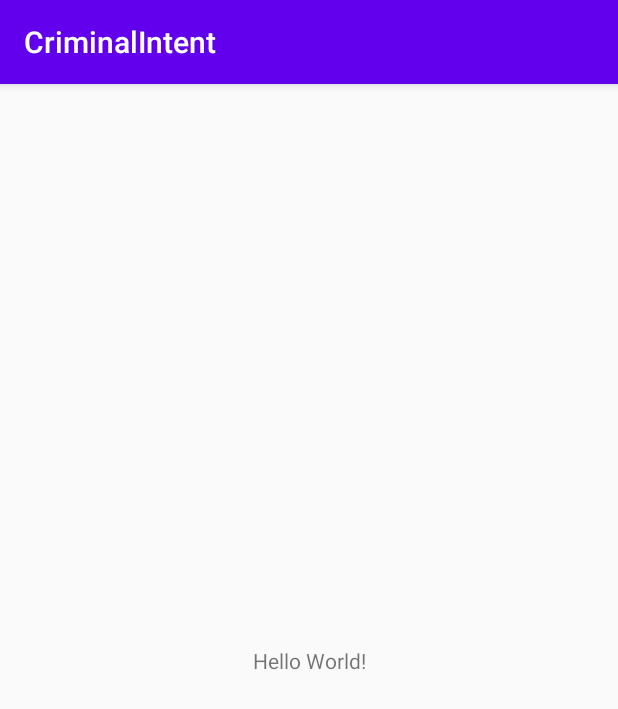
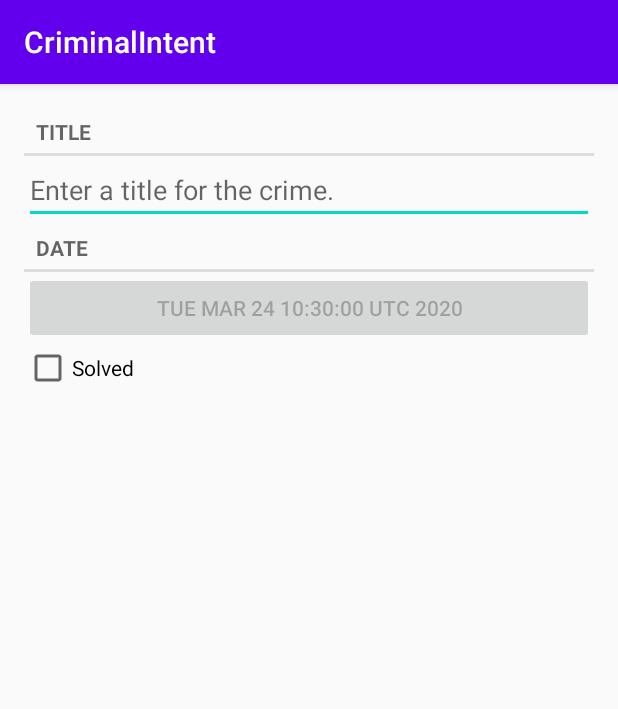
Before and after one commit to czegreanu/criminal-intent, an Android app: the screen it shows after launch (MainActivity before the commit, CrimeActivity after it), on a phone screen of 412 x 824 dp. Shown: the top 709 px of the screen. Run offline under Robolectric (Android 15) with nearby library versions, the phone set to English and light mode, and no system bars.

Commit message:
Chapter 7 implementation
Add details fragment

```diff
--- a/app/build.gradle
+++ b/app/build.gradle
@@ -1,6 +1,7 @@
 apply plugin: 'com.android.application'
 apply plugin: 'kotlin-android'
 apply plugin: 'kotlin-android-extensions'
+apply from: '../ktlint.gradle'
 
 android {
     compileSdkVersion 29
@@ -23,6 +24,15 @@ android {
         }
     }
 
+    compileOptions {
+        sourceCompatibility JavaVersion.VERSION_1_8
+        targetCompatibility JavaVersion.VERSION_1_8
+    }
+
+    kotlinOptions {
+        jvmTarget = JavaVersion.VERSION_1_8.toString()
+    }
+
 }
 
 dependencies {
@@ -31,7 +41,8 @@ dependencies {
     implementation 'androidx.appcompat:appcompat:1.1.0'
     implementation 'androidx.core:core-ktx:1.2.0'
     implementation 'androidx.constraintlayout:constraintlayout:1.1.3'
-    testImplementation 'junit:junit:4.12'
+    implementation 'androidx.fragment:fragment-ktx:1.2.3'
+    testImplementation 'junit:junit:4.13'
     androidTestImplementation 'androidx.test.ext:junit:1.1.1'
     androidTestImplementation 'androidx.test.espresso:espresso-core:3.2.0'
 }
--- a/app/src/main/AndroidManifest.xml
+++ b/app/src/main/AndroidManifest.xml
@@ -9,7 +9,7 @@
         android:roundIcon="@mipmap/ic_launcher_round"
         android:supportsRtl="true"
         android:theme="@style/AppTheme">
-        <activity android:name=".MainActivity">
+        <activity android:name=".CrimeActivity">
             <intent-filter>
                 <action android:name="android.intent.action.MAIN" />
 
--- /dev/null
+++ b/app/src/main/java/zegreanu/cristi/criminalintent/Crime.kt
@@ -0,0 +1,11 @@
+package zegreanu.cristi.criminalintent
+
+import java.util.Date
+import java.util.UUID
+
+class Crime {
+    var id: UUID = UUID.randomUUID()
+    var date: Date = Date()
+    lateinit var title: String
+    var solved: Boolean = false
+}
--- /dev/null
+++ b/app/src/main/java/zegreanu/cristi/criminalintent/CrimeActivity.kt
@@ -0,0 +1,17 @@
+package zegreanu.cristi.criminalintent
+
+import android.os.Bundle
+import androidx.appcompat.app.AppCompatActivity
+
+class CrimeActivity : AppCompatActivity() {
+
+    override fun onCreate(savedInstanceState: Bundle?) {
+        super.onCreate(savedInstanceState)
+        setContentView(R.layout.activity_crime)
+
+        if (supportFragmentManager.findFragmentById(R.id.fragment_container) == null)
+            supportFragmentManager.beginTransaction()
+                .add(R.id.fragment_container, CrimeFragment())
+                .commit()
+    }
+}
--- /dev/null
+++ b/app/src/main/java/zegreanu/cristi/criminalintent/CrimeFragment.kt
@@ -0,0 +1,49 @@
+package zegreanu.cristi.criminalintent
+
+import android.os.Bundle
+import android.view.LayoutInflater
+import android.view.View
+import android.view.ViewGroup
+import android.widget.Button
+import android.widget.CheckBox
+import android.widget.EditText
+import androidx.core.widget.doOnTextChanged
+import androidx.fragment.app.Fragment
+
+class CrimeFragment : Fragment() {
+    private lateinit var crime: Crime
+    private lateinit var titleField: EditText
+    private lateinit var dateButton: Button
+    private lateinit var solvedCheckBox: CheckBox
+
+    override fun onCreate(savedInstanceState: Bundle?) {
+        super.onCreate(savedInstanceState)
+
+        crime = Crime()
+    }
+
+    override fun onCreateView(
+        inflater: LayoutInflater,
+        container: ViewGroup?,
+        savedInstanceState: Bundle?
+    ): View? {
+        val rootView = inflater.inflate(R.layout.fragment_crime, container, false)
+
+        titleField = rootView.findViewById(R.id.crime_title)
+        titleField.apply {
+            // Other to be added
+            doOnTextChanged { text, _, _, _ -> crime.title = text.toString() }
+        }
+
+        dateButton = rootView.findViewById(R.id.crime_date)
+        dateButton.apply {
+            text = crime.date.toString()
+            isEnabled = false
+        }
+
+        solvedCheckBox = rootView.findViewById(R.id.crime_solved)
+        solvedCheckBox.setOnCheckedChangeListener { _, isChecked -> crime.solved = isChecked }
+
+        return rootView
+    }
+}
--- a/app/src/main/java/zegreanu/cristi/criminalintent/MainActivity.kt
+++ /dev/null
@@ -1,12 +0,0 @@
-package zegreanu.cristi.criminalintent
-
-import androidx.appcompat.app.AppCompatActivity
-import android.os.Bundle
-
-class MainActivity : AppCompatActivity() {
-
-    override fun onCreate(savedInstanceState: Bundle?) {
-        super.onCreate(savedInstanceState)
-        setContentView(R.layout.activity_main)
-    }
-}
--- /dev/null
+++ b/app/src/main/res/layout/activity_crime.xml
@@ -0,0 +1,7 @@
+<?xml version="1.0" encoding="utf-8"?>
+<androidx.fragment.app.FragmentContainerView xmlns:android="http://schemas.android.com/apk/res/android"
+    xmlns:tools="http://schemas.android.com/tools"
+    android:id="@+id/fragment_container"
+    android:layout_width="match_parent"
+    android:layout_height="match_parent"
+    tools:context=".CrimeActivity" />
--- a/app/src/main/res/layout/activity_main.xml
+++ /dev/null
@@ -1,18 +0,0 @@
-<?xml version="1.0" encoding="utf-8"?>
-<androidx.constraintlayout.widget.ConstraintLayout xmlns:android="http://schemas.android.com/apk/res/android"
-    xmlns:app="http://schemas.android.com/apk/res-auto"
-    xmlns:tools="http://schemas.android.com/tools"
-    android:layout_width="match_parent"
-    android:layout_height="match_parent"
-    tools:context=".MainActivity">
-
-    <TextView
-        android:layout_width="wrap_content"
-        android:layout_height="wrap_content"
-        android:text="Hello World!"
-        app:layout_constraintBottom_toBottomOf="parent"
-        app:layout_constraintLeft_toLeftOf="parent"
-        app:layout_constraintRight_toRightOf="parent"
-        app:layout_constraintTop_toTopOf="parent" />
-
-</androidx.constraintlayout.widget.ConstraintLayout>
--- /dev/null
+++ b/app/src/main/res/layout/fragment_crime.xml
@@ -0,0 +1,39 @@
+<?xml version="1.0" encoding="utf-8"?>
+<LinearLayout xmlns:android="http://schemas.android.com/apk/res/android"
+    xmlns:tools="http://schemas.android.com/tools"
+    android:layout_width="match_parent"
+    android:layout_height="match_parent"
+    android:layout_margin="16dp"
+    android:orientation="vertical"
+    tools:context=".CrimeFragment">
+
+    <TextView
+        style="?android:listSeparatorTextViewStyle"
+        android:layout_width="match_parent"
+        android:layout_height="wrap_content"
+        android:text="@string/crime_title_label" />
+
+    <EditText
+        android:id="@+id/crime_title"
+        android:layout_width="match_parent"
+        android:layout_height="wrap_content"
+        android:hint="@string/crime_title_hint"/>
+
+    <TextView
+        style="?android:listSeparatorTextViewStyle"
+        android:layout_width="match_parent"
+        android:layout_height="wrap_content"
+        android:text="@string/crime_details_label" />
+
+    <Button
+        android:id="@+id/crime_date"
+        android:layout_width="match_parent"
+        android:layout_height="wrap_content" />
+
+    <CheckBox
+        android:id="@+id/crime_solved"
+        android:text="@string/crime_solved_label"
+        android:layout_width="wrap_content"
+        android:layout_height="wrap_content" />
+
+</LinearLayout>
--- a/app/src/main/res/values/strings.xml
+++ b/app/src/main/res/values/strings.xml
@@ -1,3 +1,7 @@
 <resources>
     <string name="app_name">CriminalIntent</string>
+    <string name="crime_title_label">Title</string>
+    <string name="crime_details_label">Date</string>
+    <string name="crime_solved_label">Solved</string>
+    <string name="crime_title_hint">Enter a title for the crime.</string>
 </resources>
--- /dev/null
+++ b/ktlint.gradle
@@ -0,0 +1,27 @@
+repositories {
+    jcenter()
+}
+
+configurations {
+    ktlint
+}
+
+dependencies {
+    ktlint "com.pinterest:ktlint:0.34.2"
+}
+
+task ktlint(type: JavaExec, group: "verification") {
+    description = "Check Kotlin code style."
+    classpath = configurations.ktlint
+    main = "com.pinterest.ktlint.Main"
+    args "src/**/*.kt"
+}
+
+check.dependsOn ktlint
+
+task ktlintFormat(type: JavaExec, group: "formatting") {
+    description = "Fix Kotlin code style deviations."
+    classpath = configurations.ktlint
+    main = "com.pinterest.ktlint.Main"
+    args "-F", "src/**/*.kt"
+}
```
Also changed, not shown: 3 other files.
